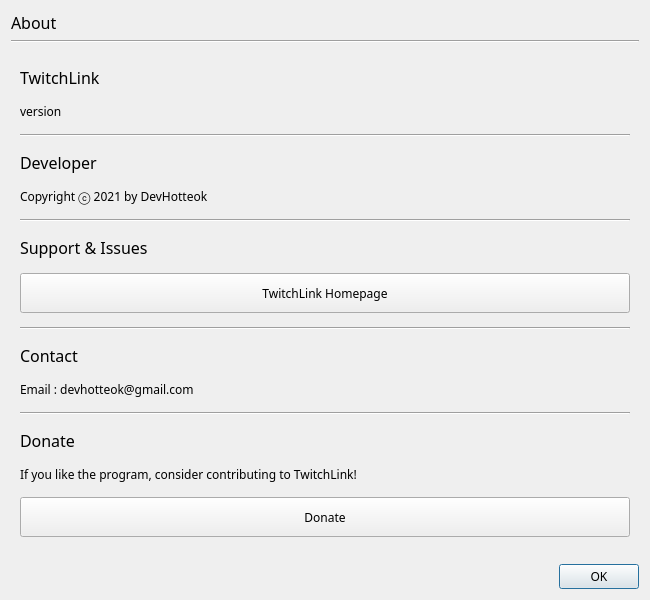
Before: the Qt Designer form resources/ui/about.ui in devhotteok/TwitchLink, drawn with Qt 5.
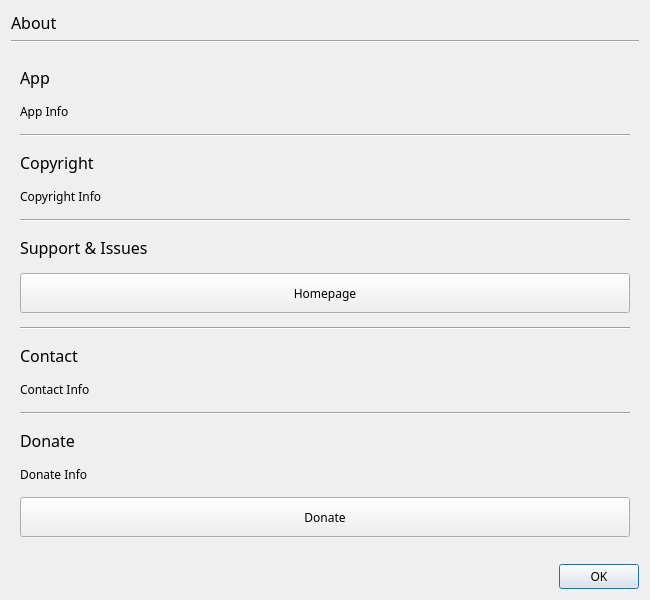
After: the same form once the commit is applied.

Diff of the .ui file:
```diff
--- a/resources/ui/about.ui
+++ b/resources/ui/about.ui
@@ -66,11 +66,12 @@
         </property>
         <property name="font">
          <font>
+          <family>Arial Rounded MT Bold</family>
           <pointsize>12</pointsize>
          </font>
         </property>
         <property name="text">
-         <string>TwitchLink</string>
+         <string>App</string>
         </property>
        </widget>
       </item>
@@ -83,7 +84,7 @@
          </sizepolicy>
         </property>
         <property name="text">
-         <string>version</string>
+         <string>App Info</string>
         </property>
        </widget>
       </item>
@@ -94,24 +95,6 @@
         </property>
        </widget>
       </item>
-      <item>
-       <widget class="QLabel" name="developerLabel">
-        <property name="sizePolicy">
-         <sizepolicy hsizetype="Preferred" vsizetype="Fixed">
-          <horstretch>0</horstretch>
-          <verstretch>0</verstretch>
-         </sizepolicy>
-        </property>
-        <property name="font">
-         <font>
-          <pointsize>12</pointsize>
-         </font>
-        </property>
-        <property name="text">
-         <string>Developer</string>
-        </property>
-       </widget>
-      </item>
       <item>
        <widget class="QLabel" name="copyrightLabel">
         <property name="sizePolicy">
@@ -120,8 +103,27 @@
           <verstretch>0</verstretch>
          </sizepolicy>
         </property>
+        <property name="font">
+         <font>
+          <family>Arial Rounded MT Bold</family>
+          <pointsize>12</pointsize>
+         </font>
+        </property>
         <property name="text">
-         <string>Copyright ⓒ 2021 by DevHotteok</string>
+         <string>Copyright</string>
+        </property>
+       </widget>
+      </item>
+      <item>
+       <widget class="QLabel" name="copyrightInfoLabel">
+        <property name="sizePolicy">
+         <sizepolicy hsizetype="Preferred" vsizetype="Fixed">
+          <horstretch>0</horstretch>
+          <verstretch>0</verstretch>
+         </sizepolicy>
+        </property>
+        <property name="text">
+         <string>Copyright Info</string>
         </property>
        </widget>
       </item>
@@ -159,7 +161,7 @@
          </size>
         </property>
         <property name="text">
-         <string>TwitchLink Homepage</string>
+         <string>Homepage</string>
         </property>
        </widget>
       </item>
@@ -197,7 +199,7 @@
          </sizepolicy>
         </property>
         <property name="text">
-         <string>Email : devhotteok@gmail.com</string>
+         <string>Contact Info</string>
         </property>
        </widget>
       </item>
@@ -235,7 +237,7 @@
          </sizepolicy>
         </property>
         <property name="text">
-         <string>If you like the program, consider contributing to TwitchLink!</string>
+         <string>Donate Info</string>
         </property>
        </widget>
       </item>
```
Left out of the diff: 10 changed lines with no effect on the pictures.
